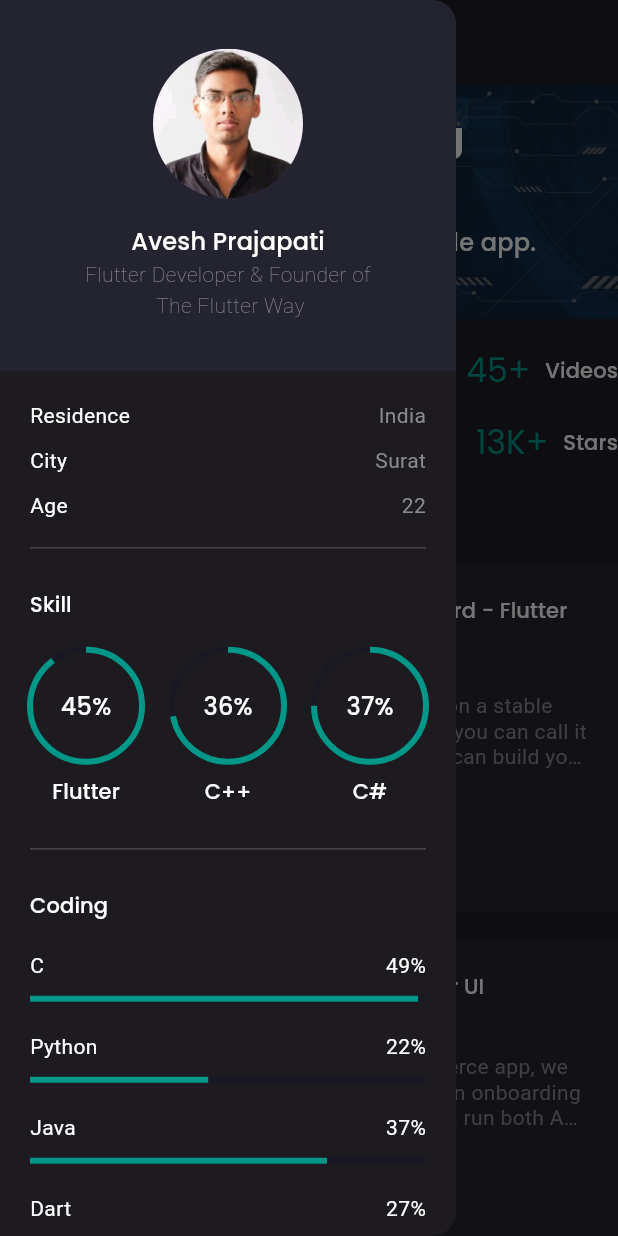
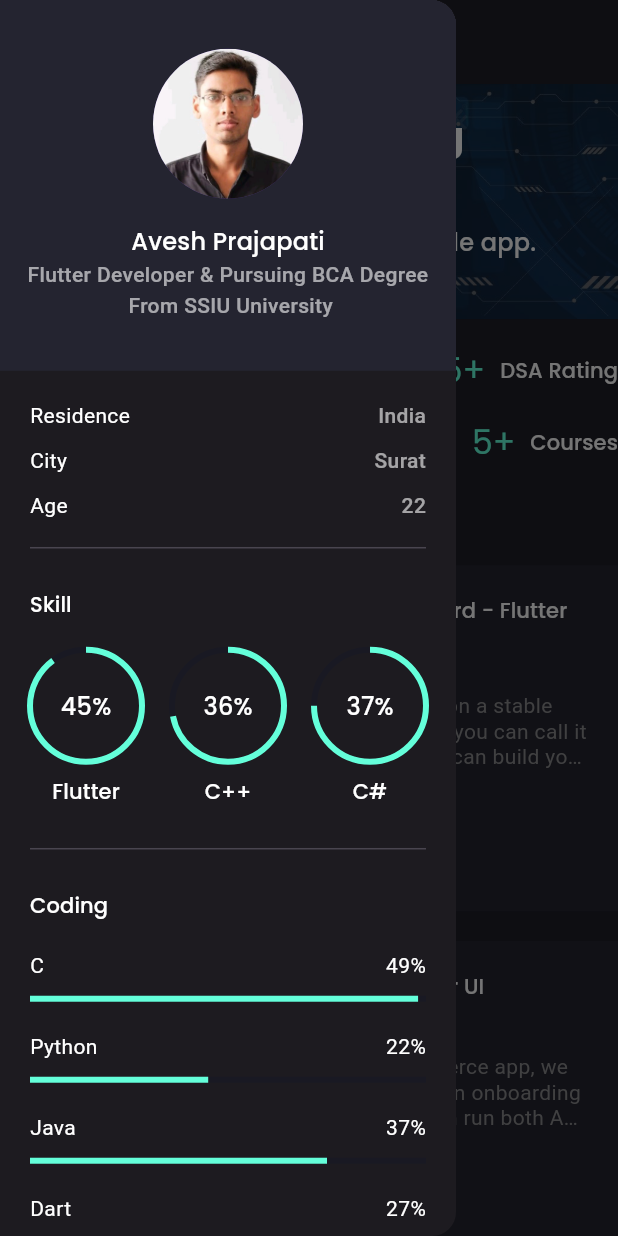
Before and after one commit to Avesh6754/new_website, a Flutter app: the screen it shows after launch, with the side drawer open, on a phone screen of 412 x 824 dp. Run offline on Flutter 3.47's test engine with Material 3 defaults, Android fonts, the phone set to English and light mode, and no system bars; drawn by our look-alikes of animated_text_kit; our stand-ins replace flutter_svg, google_fonts.

Commit message:
24-08-2024

```diff
--- a/lib/constant.dart
+++ b/lib/constant.dart
@@ -1,7 +1,7 @@
 import 'package:flutter/material.dart';
 
 // const primarycolor = Color(0xFFFFC107);
-const primarycolor = Colors.teal;
+ const primarycolor = Colors.tealAccent;
 const secondcolor = Color(0xFF242430);
 const darkcolor = Color(0xFF191923);
 const bodytextcolor = Color(0xFF8B8B8D);
--- a/lib/screens/component/area_info.dart
+++ b/lib/screens/component/area_info.dart
@@ -23,7 +23,7 @@ class Areainfo extends StatelessWidget {
             style: TextStyle(color: Colors.white),
           ),
           Text(
-            '$text',
+            '$text',style: TextStyle(fontWeight: FontWeight.w500,color: Colors.white60),
           ),
         ],
       ),
--- a/lib/screens/component/my_info.dart
+++ b/lib/screens/component/my_info.dart
@@ -1,6 +1,6 @@
+import 'dart:math';
+
 import 'package:flutter/material.dart';
-
-
 
 class MyInfo extends StatelessWidget {
   const MyInfo({
@@ -23,16 +23,19 @@ class MyInfo extends StatelessWidget {
               radius: 50,
               backgroundImage: AssetImage('assets/image/profile.jpeg'),
             ),
-            Spacer(),                            Text(
+            Spacer(),
+            Text(
               'Avesh Prajapati',
               style: Theme.of(context).textTheme.titleMedium,
             ),
             Text(
-              'Flutter Developer & Founder of \n The Flutter Way',
+              'Flutter Developer & Pursuing BCA Degree \n From SSIU University',
               textAlign: TextAlign.center,
-              style: TextStyle(
-                  fontWeight: FontWeight.w200, height: 1.5),),
-            Spacer(flex: 2,)
+              style: TextStyle(fontWeight: FontWeight.w500, height: 1.5,color:Colors.white60 ),
+            ),
+            Spacer(
+              flex: 2,
+            )
           ],
         ),
       ),
--- a/lib/screens/home/component/heightlight.dart
+++ b/lib/screens/home/component/heightlight.dart
@@ -16,41 +16,41 @@ class Highlight extends StatelessWidget {
       padding: const EdgeInsets.symmetric(vertical: defalutpadding),
       child:Responsive.isMobileLarge(context)?Column(children: [Row(mainAxisAlignment:MainAxisAlignment.spaceBetween,children: [
         Headingtext(
-          counter: AnimatedCounter(value: 150, text: 'K+'),
-          name: "Subscriber",
+          counter: AnimatedCounter(value: 700, text: '+'),
+          name: "Linkdine",
         ),
         Headingtext(
           counter: AnimatedCounter(value: 45, text: '+'),
-          name: "Videos",
+          name: "DSA Rating",
         ),
       ],),
         SizedBox(height: defalutpadding,),Row(mainAxisAlignment:MainAxisAlignment.spaceBetween,children: [
           Headingtext(
             counter: AnimatedCounter(value: 30, text: '+'),
-            name: "Github Project",
+            name: "Github Repositories",
           ),
           Headingtext(
-            counter: AnimatedCounter(value: 13, text: 'K+'),
-            name: "Stars",
+            counter: AnimatedCounter(value: 5, text: '+'),
+            name: "Courses",
           ),
         ],)],) :Row(
         mainAxisAlignment: MainAxisAlignment.spaceBetween,
         children: [
           Headingtext(
-            counter: AnimatedCounter(value: 150, text: 'K+'),
-            name: "Subscriber",
+            counter: AnimatedCounter(value: 700, text: '+'),
+            name: "Linkdine",
           ),
           Headingtext(
-            counter: AnimatedCounter(value: 45, text: '+'),
-            name: "Videos",
+            counter: AnimatedCounter(value: 80, text: '+'),
+            name: "DSA Rating",
           ),
           Headingtext(
-            counter: AnimatedCounter(value: 30, text: '+'),
-            name: "Github Project",
+            counter: AnimatedCounter(value: 25, text: '+'),
+            name: "Github Repositories",
           ),
           Headingtext(
-            counter: AnimatedCounter(value: 13, text: 'K+'),
-            name: "Stars",
+            counter: AnimatedCounter(value: 5, text: '+'),
+            name: "Courses",
           ),
         ],
       ),
```
Also changed, not shown: pubspec.yaml (+4 -4 lines), assets/fonts/NewAmsterdam-Regular.ttf (added).
